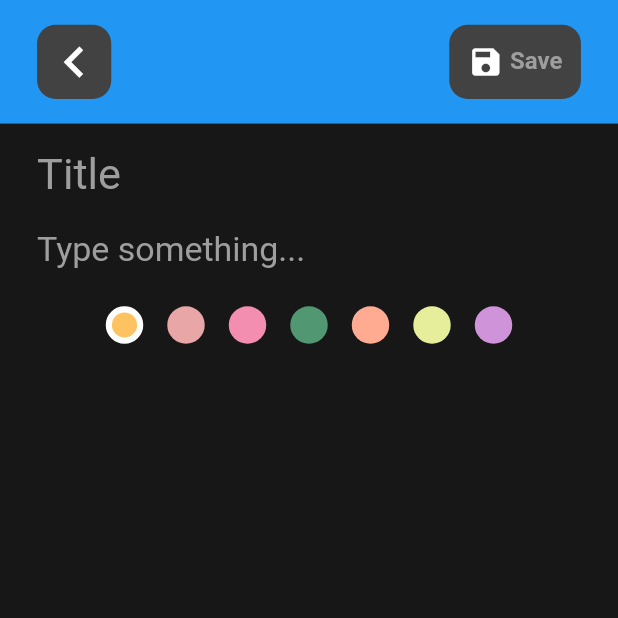
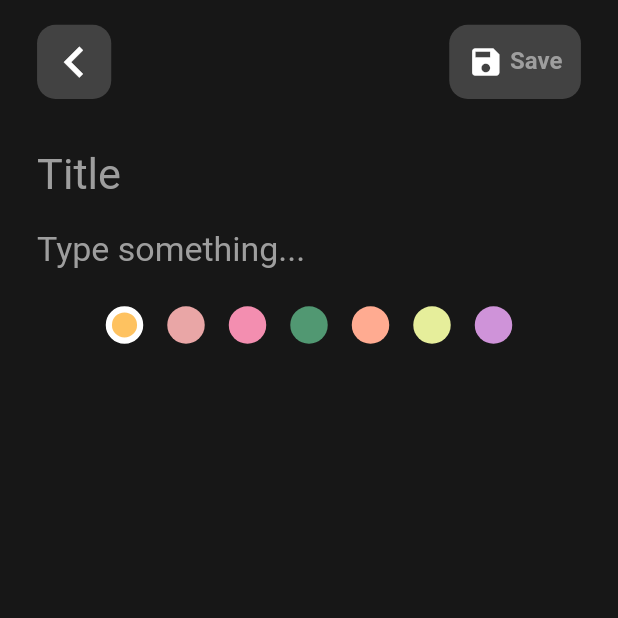
Before and after one commit to SalehTZ/note_app_flutter, a Flutter app: the screen it shows after launch, after a tap on the "add" icon, on a phone screen of 412 x 824 dp, the top half of it. Run offline on Flutter 3.47's test engine with Material 3 defaults, Android fonts, the phone set to English and light mode, and no system bars; our stand-ins replace hive, hive_flutter; accounts and stored records are empty; Roboto replaces fonts that are missing (Montserrat); project files that could hold a hidden picture were left out.

Commit message:
fix: AppBar color fixed.

```diff
--- a/lib/screens/edit_note_screen.dart
+++ b/lib/screens/edit_note_screen.dart
@@ -93,6 +93,7 @@ class _EditNoteScreenState extends State<EditNoteScreen> {
 
   AppBar buildAppBar(BuildContext context) {
     return AppBar(
+      backgroundColor: ColorsManager.greyColor,
       toolbarHeight: _size!.width * 0.2,
       leadingWidth: _size!.width * 0.24,
       leading: Padding(
--- a/lib/screens/home_screen.dart
+++ b/lib/screens/home_screen.dart
@@ -15,6 +15,7 @@ class Home extends StatelessWidget {
 
     return Scaffold(
       appBar: AppBar(
+        backgroundColor: ColorsManager.greyColor,
         elevation: 0,
         toolbarHeight: size.width * 0.3,
         title: Text(
--- a/lib/screens/new_note_screen.dart
+++ b/lib/screens/new_note_screen.dart
@@ -82,6 +82,7 @@ class _NewNoteScreenState extends State<NewNoteScreen> {
     return AppBar(
       toolbarHeight: _size!.width * 0.2,
       leadingWidth: _size!.width * 0.24,
+      backgroundColor: ColorsManager.greyColor,
       leading: Padding(
         padding: EdgeInsets.symmetric(
             vertical: _size!.width * 0.04, horizontal: _size!.width * 0.06),
--- a/lib/screens/show_notes_screen.dart
+++ b/lib/screens/show_notes_screen.dart
@@ -81,6 +81,7 @@ class ShowNoteScreen extends StatelessWidget {
     return AppBar(
       toolbarHeight: size.width * 0.2,
       leadingWidth: size.width * 0.24,
+      backgroundColor: ColorsManager.greyColor,
       leading: Padding(
         padding: EdgeInsets.symmetric(
             vertical: size.width * 0.04, horizontal: size.width * 0.06),
```
